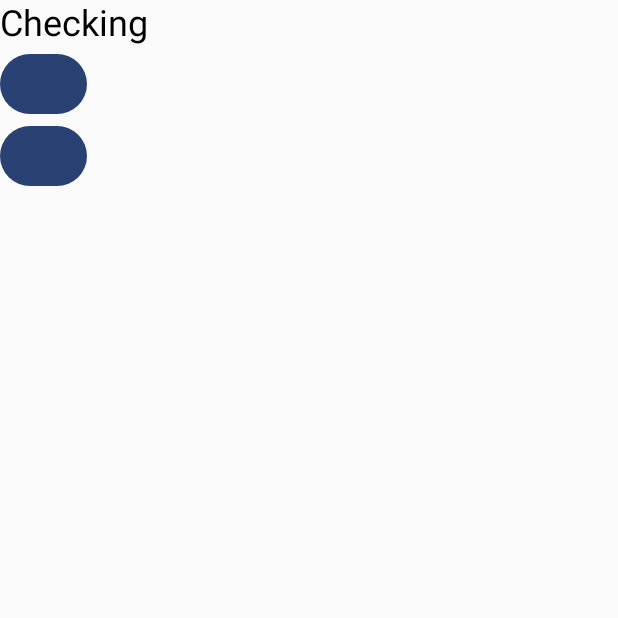
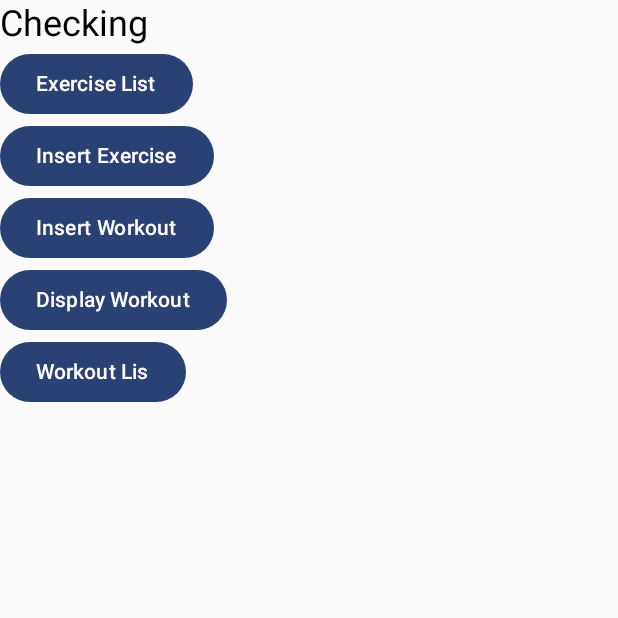
Before and after one commit to bitsof/slothos, an Android app built with Jetpack Compose: the HomeScreen screen opened through its navigation route, on a phone screen of 412 x 824 dp, the top half of it. Run offline under Robolectric (Android 15) with nearby library versions, the phone set to English and light mode, and no system bars; our stand-ins replace Dagger/Hilt's generated code; 1 statement that could not run was skipped.

Commit message:
Add placeholder strings for navigation

```diff
--- a/app/src/main/java/pro/selecto/slothos/ui/HomeScreen.kt
+++ b/app/src/main/java/pro/selecto/slothos/ui/HomeScreen.kt
@@ -11,6 +11,9 @@ import androidx.compose.ui.Modifier
 fun HomeScreen(
     onButtonClicked: () -> Unit,
     onButtonClicked2: () -> Unit,
+    onButtonClicked3: () -> Unit,
+    onButtonClicked4: () -> Unit,
+    onButtonClicked5: () -> Unit,
     modifier: Modifier = Modifier
 ) {
     Column() {
@@ -21,12 +24,30 @@ fun HomeScreen(
         Button(
             onClick = onButtonClicked,
         ) {
-
+            Text("Exercise List")
         }
         Button(
             onClick = onButtonClicked2,
         ) {
+            Text("Insert Exercise")
+        }
 
+        Button(
+            onClick = onButtonClicked3,
+        ) {
+            Text("Insert Workout")
+        }
+
+        Button(
+            onClick = onButtonClicked4,
+        ) {
+            Text("Display Workout")
+        }
+
+        Button(
+            onClick = onButtonClicked5,
+        ) {
+            Text("Workout Lis")
         }
     }
 }
```
